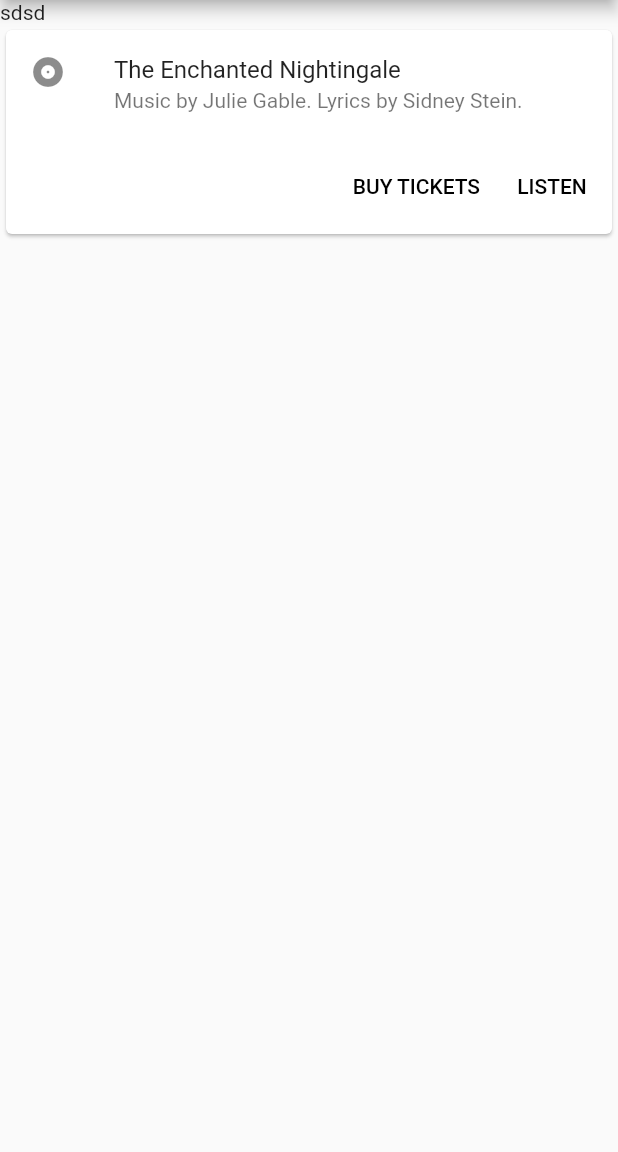
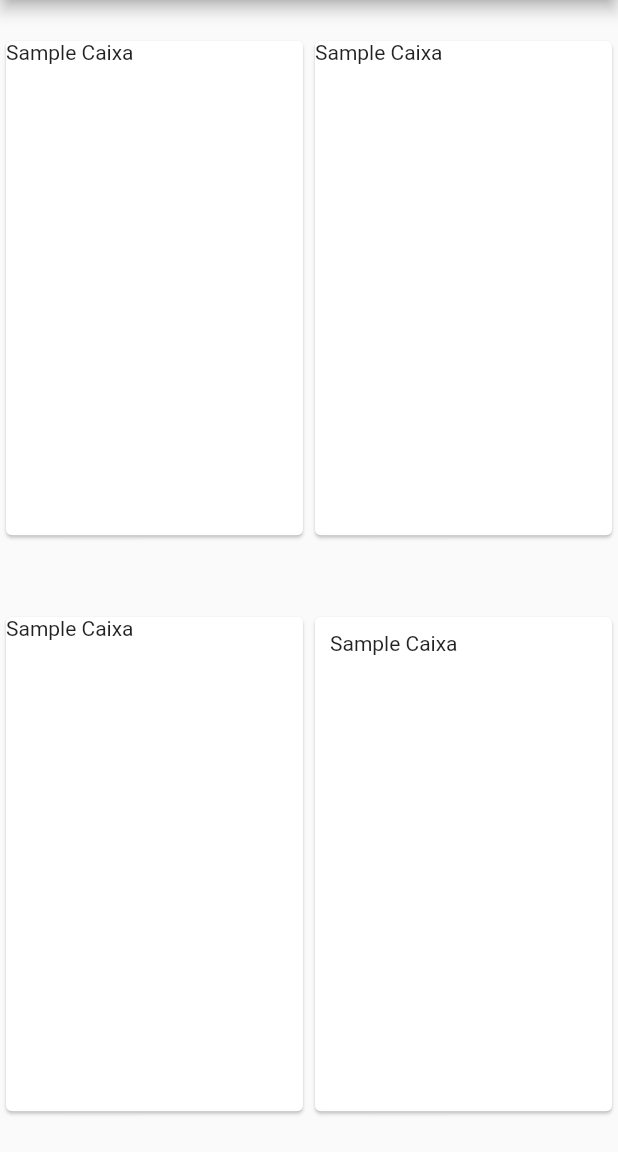
Before and after one commit to guilhermocc/GeoGraph, a Flutter app: the HomePage screen opened by its route, on a phone screen of 412 x 824 dp, the part 84-1236 px from its top. Run offline on Flutter 3.47's test engine with Material 2 defaults, Android fonts, the phone set to English and light mode, and no system bars; our stand-ins replace cloud_firestore, firebase_auth, geolocator, google_maps_flutter; missing offline and left inert: flutter_ringtone_player; accounts and stored records are empty.

Commit message:
Add sample home page cards

```diff
--- a/lib/android/pages/home.dart
+++ b/lib/android/pages/home.dart
@@ -1,3 +1,4 @@
+import 'package:flutter/cupertino.dart';
 import 'package:geograph/android/pages/map.dart';
 import 'package:flutter/material.dart';
 import 'package:firebase_auth/firebase_auth.dart';
@@ -101,38 +102,68 @@ class _HomePageState extends State<HomePage> {
         ),
       ),
       body: Column(
+        mainAxisAlignment: MainAxisAlignment.start,
         children: <Widget>[
-          Row(
-            children: <Widget>[
-              Text("sdsd")
-            ],
+          Expanded(
+            flex: 1,
+            child: Row(
+              children: <Widget>[
+                Expanded(
+                  flex: 1,
+                  child: Card(
+                    child: Container(
+                      height: (MediaQuery.of(context).size.height) / 2.5,
+                      width: MediaQuery.of(context).size.width / 2.5,
+                      child: Text("Sample Caixa"),
+                      decoration: BoxDecoration(
+                          borderRadius: BorderRadius.circular(10)),
+                    ),
+                  ),
+                ),
+                Expanded(
+                  flex: 1,
+                  child: Card(
+                    child: Container(
+                      height: (MediaQuery.of(context).size.height) / 2.5,
+                      width: MediaQuery.of(context).size.width / 2.5,
+                      child: Text("Sample Caixa"),
+                      decoration: BoxDecoration(
+                          borderRadius: BorderRadius.circular(10)),
+                    ),
+                  ),
+                ),
+              ],
+            ),
           ),
-          Card(
-            child: Column(
-              mainAxisSize: MainAxisSize.min,
+          Expanded(
+            flex: 1,
+            child: Row(
               children: <Widget>[
-                ListTile(
-                  leading: Icon(Icons.album),
-                  title: Text('The Enchanted Nightingale'),
-                  subtitle:
-                      Text('Music by Julie Gable. Lyrics by Sidney Stein.'),
+                Expanded(
+                  flex: 1,
+                  child: Card(
+                    child: Container(
+                      height: (MediaQuery.of(context).size.height) / 2.5,
+                      width: MediaQuery.of(context).size.width / 2.5,
+                      child: Text("Sample Caixa"),
+                      decoration: BoxDecoration(
+                          borderRadius: BorderRadius.circular(10)),
+                    ),
+                  ),
                 ),
-                ButtonBar(
-                  children: <Widget>[
-                    FlatButton(
-                      child: const Text('BUY TICKETS'),
-                      onPressed: () {
-                        /* ... */
-                      },
+                Expanded(
+                  flex: 1,
+                  child: Card(
+                    child: Container(
+                      padding: EdgeInsets.all(10),
+                      child: Text("Sample Caixa"),
+                      height: (MediaQuery.of(context).size.height) / 2.5,
+                      width: MediaQuery.of(context).size.width / 2.5,
+                      decoration: BoxDecoration(
+                          borderRadius: BorderRadius.circular(10)),
                     ),
-                    FlatButton(
-                      child: const Text('LISTEN'),
-                      onPressed: () {
-                        /* ... */
-                      },
-                    ),
-                  ],
-                ),
+                  ),
+                )
               ],
             ),
           ),
```
